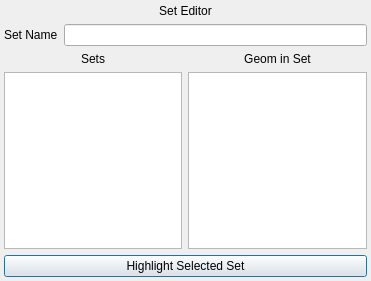
ramcdona/OpenVSP, file src/qt_screens/SetEditorScreen.ui: the form before one commit.
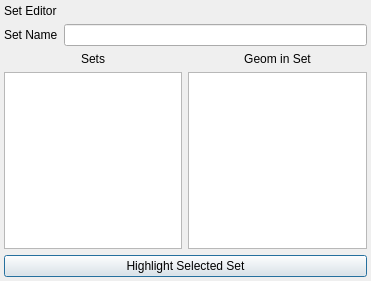
The form after the commit.

Commit message: Label alignment is handled by the style sheets.

What changed in the file:
```diff
--- a/src/qt_screens/SetEditorScreen.ui
+++ b/src/qt_screens/SetEditorScreen.ui
@@ -78,9 +78,6 @@
      <property name="text">
       <string>Set Editor</string>
      </property>
-     <property name="alignment">
-      <set>Qt::AlignCenter</set>
-     </property>
     </widget>
    </item>
   </layout>
```
The commit also changes 3 other files.
